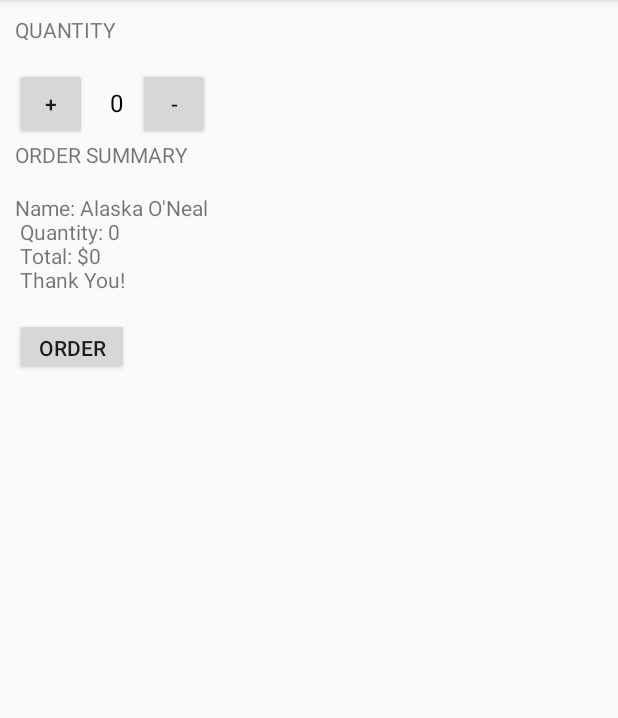
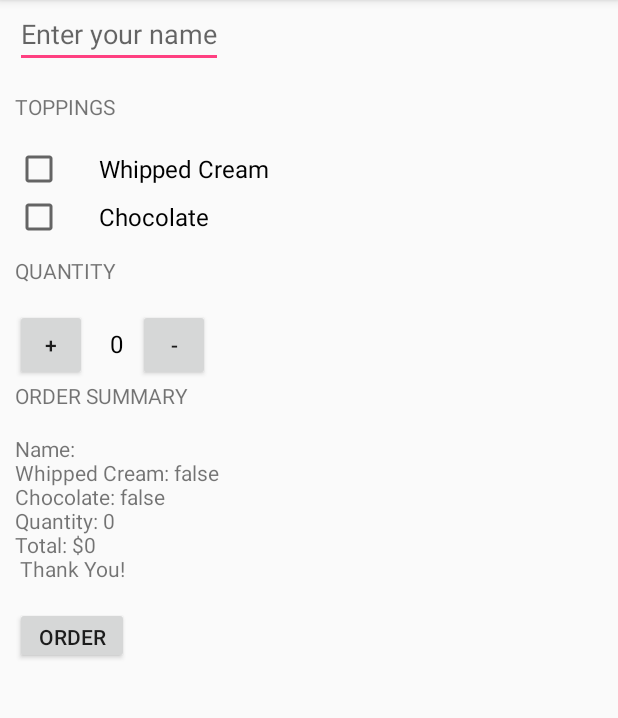
Before and after one commit to theamritanair/Applications, an Android app: the screen it shows after launch (MainActivity), after a tap on "ORDER", on a phone screen of 412 x 824 dp, the part 84-802 px from its top. Run offline under Robolectric (Android 15) with nearby library versions, the phone set to English and light mode, and no system bars.

```diff
--- a/JustJava/app/src/main/java/com/example/android/justjava/MainActivity.java
+++ b/JustJava/app/src/main/java/com/example/android/justjava/MainActivity.java
@@ -2,11 +2,17 @@ package com.example.android.justjava;
 
 
 
+import android.content.Intent;
+import android.net.Uri;
 import android.os.Bundle;
 import android.support.v7.app.AppCompatActivity;
 import android.view.View;
+import android.widget.CheckBox;
+import android.widget.EditText;
 import android.widget.TextView;
+import android.widget.Toast;
 
+import java.net.URI;
 import java.text.NumberFormat;
 
 /**
@@ -25,9 +31,31 @@ public class MainActivity extends AppCompatActivity {
      * This method is called when the order button is clicked.
      */
     public void submitOrder(View view) {
-        int price = calculatePrice(quantity);
-      String summaryMessage = createOrderSummary(price);
-      displayMessage(summaryMessage);
+
+        EditText editText = (EditText) findViewById(R.id.name_field);
+        String name = editText.getText().toString();
+
+        CheckBox whippedCreamCheckBox = (CheckBox) findViewById(R.id.whipped_cream_checkbox);
+        boolean hasWhippedCream = whippedCreamCheckBox.isChecked();
+
+
+        CheckBox chocolateCheckBox = (CheckBox) findViewById(R.id.chocolate_checkbox);
+        boolean hasChocolate = chocolateCheckBox.isChecked();
+
+        int price = calculatePrice(hasWhippedCream,hasChocolate);
+
+      String summaryMessage = createOrderSummary(name,price,hasWhippedCream,hasChocolate);
+
+        Intent intent = new Intent(Intent.ACTION_SENDTO);
+        intent.setData(Uri.parse("mailto:")); // only email apps should handle this
+        intent.putExtra(Intent.EXTRA_SUBJECT, "Just Java to " + name);
+        intent.putExtra(Intent.EXTRA_TEXT, summaryMessage);
+        if (intent.resolveActivity(getPackageManager()) != null) {
+            startActivity(intent);
+        }
+        displayMessage(summaryMessage);
+
+
     }
 
     /**
@@ -42,12 +70,24 @@ public class MainActivity extends AppCompatActivity {
      */
 
     public void increment(View view){
+        if (quantity == 100) {
+            // Show an error message as a toast
+            Toast.makeText(this, "You cannot have more than 100 coffees", Toast.LENGTH_SHORT).show();
+            // Exit this method early because there's nothing left to do
+            return;
+        }
 
         quantity+=1;
         displayQuantity(quantity);
 
     }
     public void decrement(View view){
+        if (quantity == 1) {
+            // Show an error message as a toast
+            Toast.makeText(this, "You cannot have less than 1 coffee", Toast.LENGTH_SHORT).show();
+            // Exit this method early because there's nothing left to do
+            return;
+        }
         quantity-=1;
         displayQuantity(quantity);
 
@@ -59,15 +99,24 @@ public class MainActivity extends AppCompatActivity {
         TextView orderSummaryTextView = (TextView) findViewById(R.id.order_summary_text_view);
         orderSummaryTextView.setText(message);
     }
-    public int calculatePrice(int quantity){
-        int price = quantity*5;
+    public int calculatePrice(boolean addWhippedCream, boolean addChocolate){
+        int basePrice =5;
+        if(addWhippedCream){
+            basePrice+=1;
+        }
+        if(addChocolate){
+            basePrice+=2;
+        }
+        int price = basePrice*quantity;
         return price;
     }
 
-    public String createOrderSummary(int price){
-        String summaryMessage = "Name: Alaska O'Neal";
-       summaryMessage = summaryMessage + "\n Quantity: "+ quantity;
-       summaryMessage = summaryMessage +"\n Total: $" +price +"\n Thank You!";
+    public String createOrderSummary(String name, int price,boolean addWhippedCream, boolean addChocolate){
+        String summaryMessage = "Name: " +name;
+        summaryMessage+= "\nWhipped Cream: " + addWhippedCream;
+        summaryMessage+="\nChocolate: " +addChocolate;
+       summaryMessage = summaryMessage + "\nQuantity: "+ quantity;
+       summaryMessage = summaryMessage +"\nTotal: $" +price +"\n Thank You!";
        return summaryMessage;
     }
 }
--- a/JustJava/app/src/main/res/layout/activity_main.xml
+++ b/JustJava/app/src/main/res/layout/activity_main.xml
@@ -1,11 +1,49 @@
 <?xml version="1.0" encoding="utf-8"?>
-<LinearLayout xmlns:android="http://schemas.android.com/apk/res/android"
+<ScrollView xmlns:android="http://schemas.android.com/apk/res/android"
     xmlns:app="http://schemas.android.com/apk/res-auto"
     xmlns:tools="http://schemas.android.com/tools"
+    android:layout_width="match_parent"
+    android:layout_height="match_parent">
+<LinearLayout
     android:layout_width="match_parent"
     android:layout_height="match_parent"
     tools:context=".MainActivity"
     android:orientation="vertical">
+
+
+    <EditText
+        android:id="@+id/name_field"
+        android:layout_width="wrap_content"
+        android:layout_height="wrap_content"
+        android:layout_marginLeft="10dp"
+        android:hint="Enter your name"
+        android:inputType="textCapWords"/>
+
+    <TextView
+        android:layout_width="wrap_content"
+        android:layout_height="wrap_content"
+        android:text="TOPPINGS"
+        android:layout_marginLeft="10dp"
+        android:layout_marginTop="16dp"
+        android:layout_marginBottom="16dp"/>
+    <CheckBox
+        android:layout_width="wrap_content"
+        android:layout_height="wrap_content"
+        android:layout_marginLeft="10dp"
+        android:paddingLeft="24dp"
+        android:text="Whipped Cream"
+        android:id="@+id/whipped_cream_checkbox"
+        android:textSize="16sp"/>
+    <CheckBox
+        android:layout_width="wrap_content"
+        android:layout_height="wrap_content"
+        android:layout_marginLeft="10dp"
+        android:paddingLeft="24dp"
+        android:text="Chocolate"
+        android:id="@+id/chocolate_checkbox"
+        android:textSize="16sp"/>
+
+
 
     <TextView
         android:layout_width="wrap_content"
@@ -65,4 +103,7 @@
         android:onClick="submitOrder"
         android:text="ORDER" />
 
+
+
 </LinearLayout>
+</ScrollView>
```
